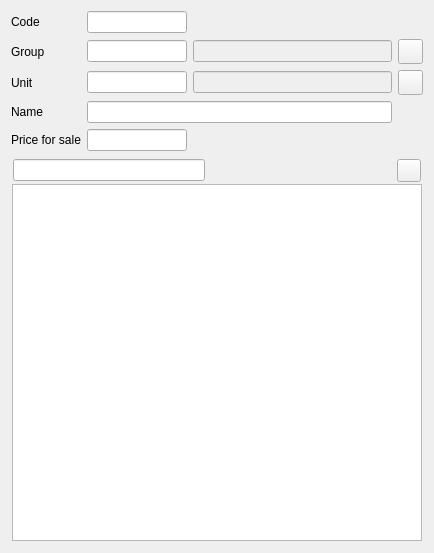
The window that Editors/ce5goods.ui (End1-1/Cafe5) describes before a commit, drawn with Qt 5.
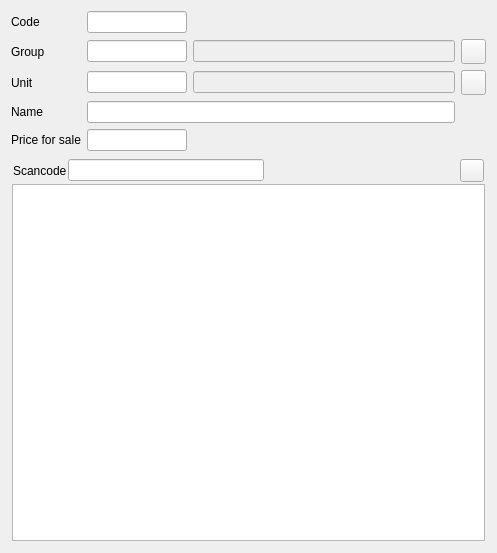
The same window after the commit. Icons and pictures are not drawn. Custom widgets are drawn as their Qt base class.

Patch:
```diff
--- a/Editors/ce5goods.ui
+++ b/Editors/ce5goods.ui
@@ -6,7 +6,7 @@
    <rect>
     <x>0</x>
     <y>0</y>
-    <width>434</width>
+    <width>497</width>
     <height>553</height>
    </rect>
   </property>
@@ -246,6 +246,13 @@
          <property name="bottomMargin">
           <number>1</number>
          </property>
+         <item>
+          <widget class="QLabel" name="label_6">
+           <property name="text">
+            <string>Scancode</string>
+           </property>
+          </widget>
+         </item>
          <item>
           <widget class="C5LineEditWithSelector" name="leAddScanCode"/>
          </item>
```
